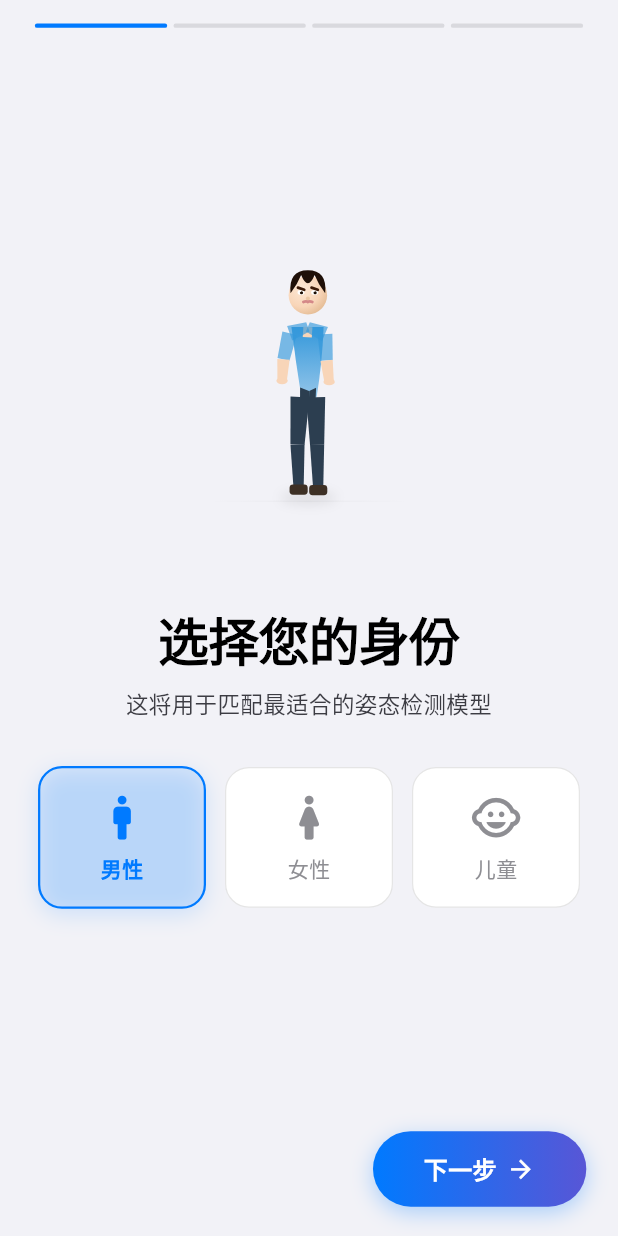
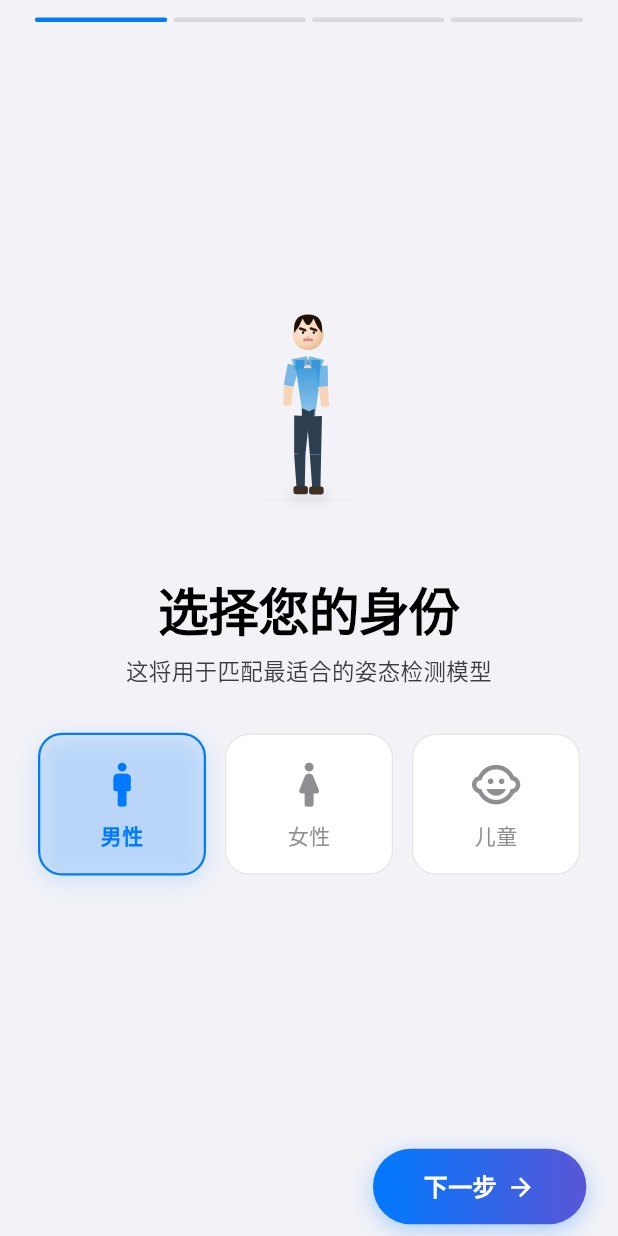
Before and after one commit to lggliubilint/NearLink, a Flutter app: the screen it shows after launch, on a phone screen of 412 x 824 dp. Run offline on Flutter 3.47's test engine with Material 3 defaults, Android fonts, the phone set to English and light mode, and no system bars; drawn by our look-alikes of flutter_animate; our stand-ins replace fl_chart, flutter_local_notifications, flutter_screenutil, google_fonts, vibration; missing offline and left inert: model_viewer_plus; network calls fail.

Commit message:
fix: 修复溢出 + 移除主界面性别选择器

```diff
--- a/lib/pages/profile_page.dart
+++ b/lib/pages/profile_page.dart
@@ -64,7 +64,7 @@ class _ProfilePageState extends State<ProfilePage> {
         child: Column(children: [
           // 进度条
           Padding(
-            padding: EdgeInsets.fromLTRB(20.w, 16.h, 20.w, 0),
+            padding: EdgeInsets.fromLTRB(20.w, 12.h, 20.w, 0),
             child: Row(children: List.generate(4, (i) {
               final active = i <= _step;
               return Expanded(
@@ -81,7 +81,7 @@ class _ProfilePageState extends State<ProfilePage> {
           ),
 
           // 步骤内容
-          Expanded(
+          Flexible(
             child: PageView(
               controller: _pageCtrl,
               physics: const NeverScrollableScrollPhysics(),
@@ -108,7 +108,7 @@ class _ProfilePageState extends State<ProfilePage> {
       child: Column(mainAxisAlignment: MainAxisAlignment.center, children: [
         // 人物预览
         SizedBox(
-          width: 200.w, height: 200.w,
+          width: 160.w, height: 160.w,
           child: CustomPaint(
             painter: AvatarPainter(
               theta: 8, phi: 30, mode: 'standing',
@@ -118,9 +118,9 @@ class _ProfilePageState extends State<ProfilePage> {
           ),
         ).animate().scale(duration: 400.ms, begin: const Offset(0.9, 0.9)),
 
-        SizedBox(height: 32.h),
+        SizedBox(height: 20.h),
         Text("选择您的身份", style: AppTheme.h1(b)),
-        SizedBox(height: 8.h),
+        SizedBox(height: 6.h),
         Text("这将用于匹配最适合的姿态检测模型",
           style: AppTheme.body(b), textAlign: TextAlign.center),
         SizedBox(height: 32.h),
@@ -303,7 +303,7 @@ class _ProfilePageState extends State<ProfilePage> {
   // ── 底部按钮 ──
   Widget _bottomBar(Brightness b) {
     return Padding(
-      padding: EdgeInsets.fromLTRB(20.w, 8.h, 20.w, 20.h),
+      padding: EdgeInsets.fromLTRB(20.w, 4.h, 20.w, 8.h),
       child: Row(children: [
         if (_step > 0)
           GestureDetector(
```
Also changed, not shown: lib/pages/avatar_page.dart (+0 -39 lines).
